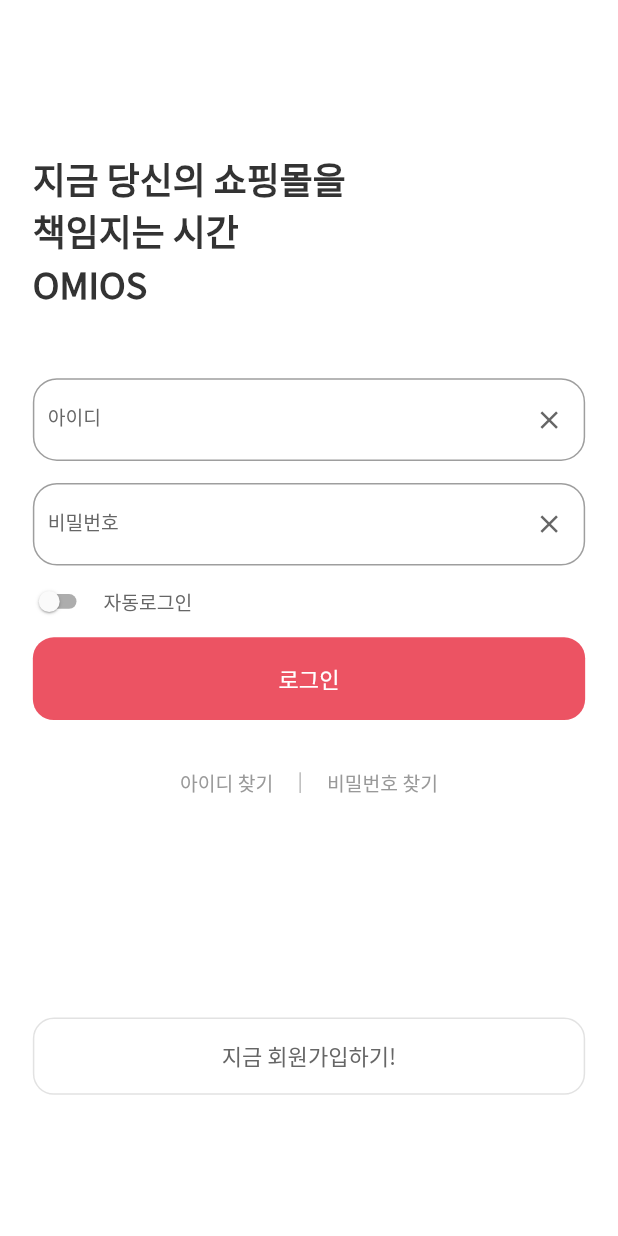
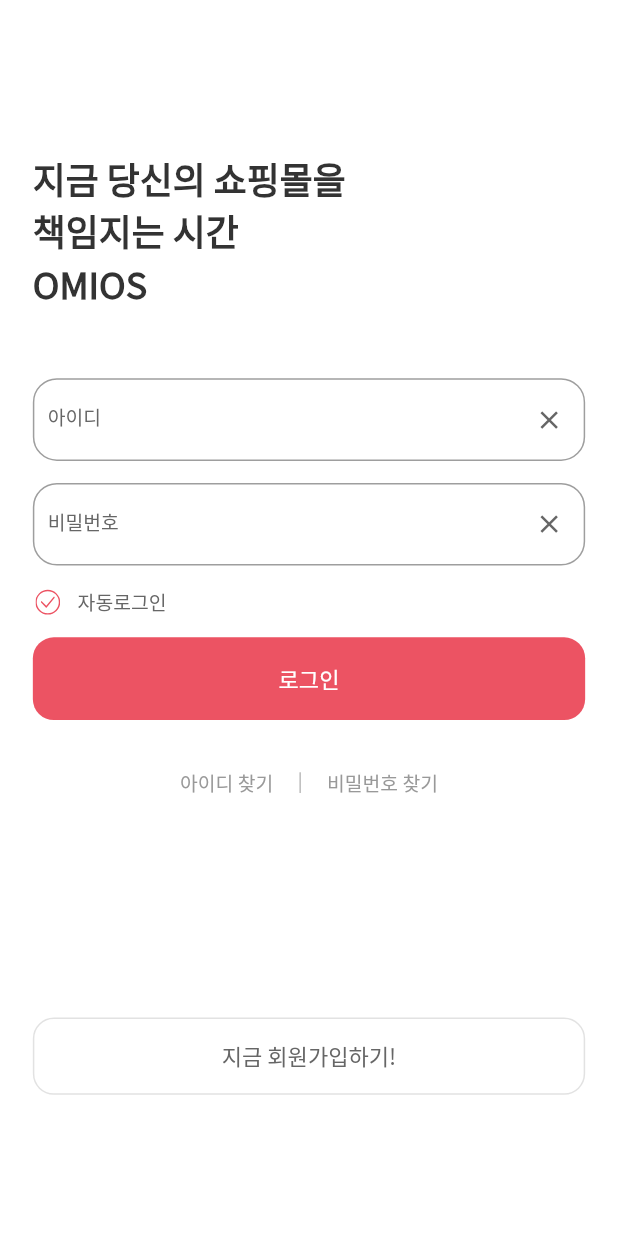
Before and after one commit to HyeongSeokKwon/omios-wholesaler, a Flutter app: the screen it shows after launch, on a phone screen of 412 x 824 dp. Run offline on Flutter 3.47's test engine with Material 2 defaults, Android fonts, the phone set to English and light mode, and no system bars; our stand-ins replace bloc, cached_network_image, dio, equatable, flutter_bloc, flutter_svg and 3 more; missing offline and left inert: flutter_vibrate, jwt_decode.

Commit message:
change auto Login Button

```diff
--- a/lib/page/login/widget/auto_login_button.dart
+++ b/lib/page/login/widget/auto_login_button.dart
@@ -1,6 +1,7 @@
 import 'package:deepy_wholesaler/bloc/bloc.dart';
 import 'package:deepy_wholesaler/util/util.dart';
 import 'package:flutter/material.dart';
+import 'package:flutter_svg/svg.dart';
 
 class AutoLoginButton extends StatelessWidget {
   const AutoLoginButton({Key? key}) : super(key: key);
@@ -10,23 +11,24 @@
     return BlocBuilder<AuthenticationBloc, AuthenticationState>(
       builder: (context, state) {
         return Padding(
-            padding: EdgeInsets.only(left: 10 * Scale.width),
+          padding: EdgeInsets.only(left: 22 * Scale.width),
+          child: InkWell(
             child: SizedBox(
               height: 20 * Scale.height,
               child: Row(
                 crossAxisAlignment: CrossAxisAlignment.start,
                 mainAxisAlignment: MainAxisAlignment.start,
                 children: [
-                  Transform.scale(
-                    scale: 0.7,
-                    child: Switch.adaptive(
-                        value:
-                            context.read<AuthenticationBloc>().state.autoLogin,
-                        onChanged: ((newValue) {
-                          context
-                              .read<AuthenticationBloc>()
-                              .add(ClickAutoLoginButtonEvent());
-                        })),
+                  SizedBox(
+                    width: 20 * Scale.width,
+                    height: 20 * Scale.width,
+                    child: context.read<AuthenticationBloc>().state.autoLogin
+                        ? SvgPicture.asset(
+                            "assets/images/svg/autoLoginActive.svg")
+                        : SvgPicture.asset("assets/images/svg/autoLogin.svg"),
+                  ),
+                  SizedBox(
+                    width: 10 * Scale.width,
                   ),
                   Text(
                     "자동로그인",
@@ -35,7 +37,14 @@
                   ),
                 ],
               ),
-            ));
+            ),
+            onTap: () {
+              context
+                  .read<AuthenticationBloc>()
+                  .add(ClickAutoLoginButtonEvent());
+            },
+          ),
+        );
       },
     );
   }
```
Also changed, not shown: assets/images/svg/autoLogin.svg (added), assets/images/svg/autoLoginActive.svg (added).
